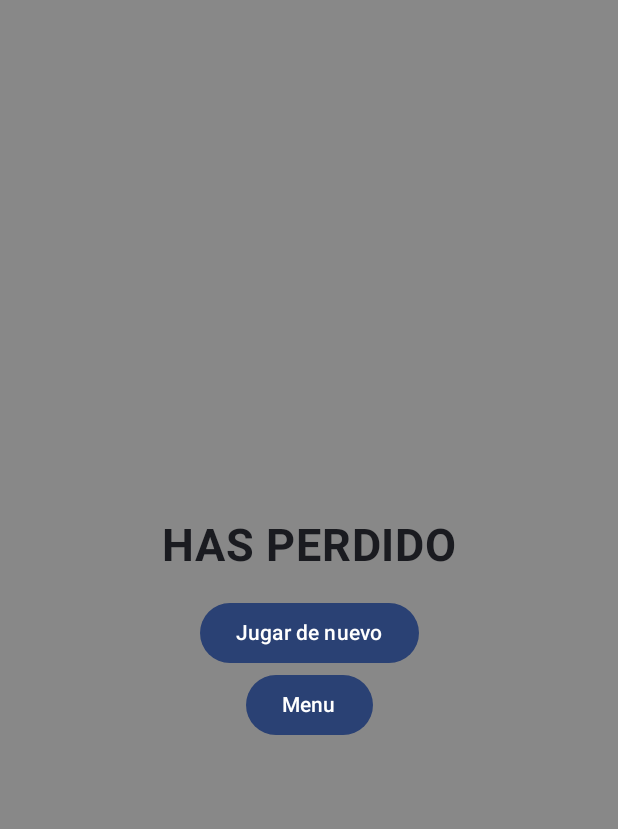
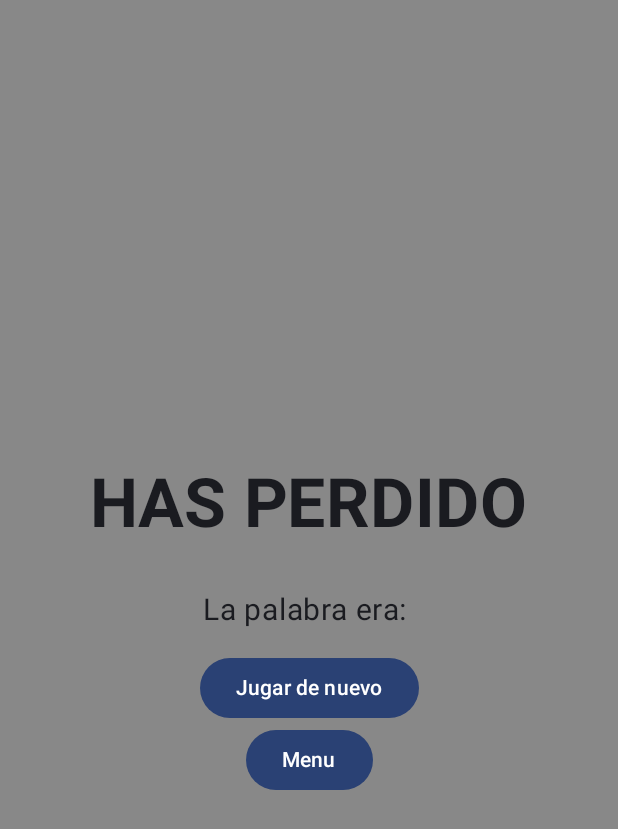
Before and after one commit to LSG-DAM2-M07-24-25/pr04-hangman-app-davidcorrea_carlosayuso, an Android app built with Jetpack Compose: the composable Screen4 called with empty values, on a phone screen of 412 x 824 dp. Shown: the top 829 px of the screen. Run offline under Robolectric (Android 15) with nearby library versions, the phone set to English and light mode, and no system bars.

Commit message:
style: mostrar palara al perder

```diff
--- a/app/src/main/java/com/example/practicakotlin/Routes.kt
+++ b/app/src/main/java/com/example/practicakotlin/Routes.kt
@@ -6,7 +6,7 @@ sealed class Routes(val route: String) {
     object Pantalla3 : Routes("pantalla3/{dificultad}") {
         fun createRoute(dificultad: String) = "pantalla3/$dificultad"
     }
-    object Pantalla4 : Routes("pantalla4/{intentos}/{haGanado}/{dificultad}") {
-        fun createRoute(intentos: Int, haGanado: Boolean, dificultad: String) = "pantalla4/$intentos/$haGanado/$dificultad"
+    object Pantalla4 : Routes("pantalla4/{intentos}/{haGanado}/{dificultad}/{palabra}") {
+        fun createRoute(intentos: Int, haGanado: Boolean, dificultad: String, palabra: String) = "pantalla4/$intentos/$haGanado/$dificultad/$palabra"
     }
 }
--- a/app/src/main/java/com/example/practicakotlin/View/EntryPoint.kt
+++ b/app/src/main/java/com/example/practicakotlin/View/EntryPoint.kt
@@ -58,7 +58,8 @@ fun EntryPoint(navigationController: NavHostController, palabrasViewModel: Palab
                 navController = navigationController,
                 intentos = backStackEntry.arguments?.getInt("intentos") ?: 0,
                 haGanado = backStackEntry.arguments?.getBoolean("haGanado") ?: false,
-                dificultad = backStackEntry.arguments?.getString("dificultad").orEmpty()
+                dificultad = backStackEntry.arguments?.getString("dificultad").orEmpty(),
+                palabraSeleccionada = backStackEntry.arguments?.getString("palabra").orEmpty()
 
             )
         }
--- a/app/src/main/java/com/example/practicakotlin/View/Screen3.kt
+++ b/app/src/main/java/com/example/practicakotlin/View/Screen3.kt
@@ -51,7 +51,7 @@ fun Screen3(
     var palabraMostrada by remember { mutableStateOf("") }
 
     if (intentos == 0){
-        navController.navigate(Routes.Pantalla4.createRoute(intentos, haGanado, dificultad))
+        navController.navigate(Routes.Pantalla4.createRoute(intentos, haGanado, dificultad, palabraSeleccionada))
     }
 
     LaunchedEffect(dificultad) {
@@ -106,7 +106,7 @@ fun Screen3(
 
                 if (!nuevaPalabraMostrada.contains('_')) {
                     haGanado = true
-                    navController.navigate(Routes.Pantalla4.createRoute(intentos, haGanado, dificultad))
+                    navController.navigate(Routes.Pantalla4.createRoute(intentos, haGanado, dificultad, palabraSeleccionada))
                 }
             } else {
                 intentos--
--- a/app/src/main/java/com/example/practicakotlin/View/Screen4.kt
+++ b/app/src/main/java/com/example/practicakotlin/View/Screen4.kt
@@ -20,14 +20,16 @@ import androidx.navigation.NavController
 import com.example.practicakotlin.Routes
 
 @Composable
-fun Screen4(navController: NavController, intentos:Int, haGanado:Boolean, dificultad:String) {
+fun Screen4(navController: NavController, intentos:Int, haGanado:Boolean, dificultad:String, palabraSeleccionada:String) {
     var mensaje: String
     var info: String
+    var palabra: String
 
     if (intentos == 0) {
         mensaje = "HAS PERDIDO"
+        palabra = palabraSeleccionada
     } else {
-        mensaje = "FELICIDADES"
+        mensaje = "¡FELICIDADES!"
     }
 
     Column(
@@ -39,14 +41,27 @@ fun Screen4(navController: NavController, intentos:Int, haGanado:Boolean, dificu
     ){
         Text(
             text = mensaje,
-            fontSize = 30.sp,
+            fontSize = 45.sp,
             fontWeight = FontWeight.Bold,
             modifier = Modifier.padding(16.dp)
         )
 
-        if (intentos > 0){
-            info = "Te ha quedado " + intentos + " intentos"
-            Text(text = info)
+        if (intentos == 0){
+            Text(text = "La palabra era: " + palabraSeleccionada,
+                fontSize = 20.sp,
+                modifier = Modifier.padding(16.dp))
+        }
+
+        if (intentos == 1){
+            info = "Te ha quedado " + intentos + " intento"
+            Text(text = info,
+                fontSize = 20.sp,
+                modifier = Modifier.padding(16.dp))
+        }else if (intentos > 1){
+            info = "Te han quedado " + intentos + " intentos"
+            Text(text = info,
+                fontSize = 20.sp,
+                modifier = Modifier.padding(16.dp))
         }
 
         Button(
```
